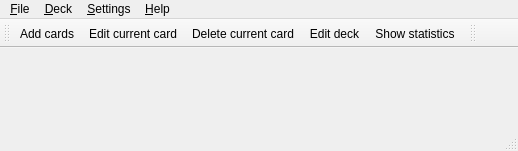
vasvlad/pomni, file mnemosyne/mnemosyne/pyqt_ui/main_window.ui: the form before one commit.
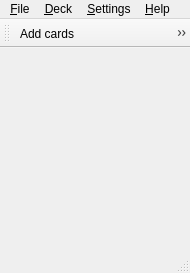
The form after the commit. Icons and pictures are not drawn.

Patch:
```diff
--- a/mnemosyne/mnemosyne/pyqt_ui/main_window.ui
+++ b/mnemosyne/mnemosyne/pyqt_ui/main_window.ui
@@ -5,8 +5,8 @@
    <rect>
     <x>0</x>
     <y>0</y>
-    <width>518</width>
-    <height>151</height>
+    <width>190</width>
+    <height>273</height>
    </rect>
   </property>
   <property name="sizePolicy" >
@@ -26,9 +26,9 @@
    <property name="geometry" >
     <rect>
      <x>0</x>
-     <y>59</y>
-     <width>518</width>
-     <height>71</height>
+     <y>67</y>
+     <width>190</width>
+     <height>185</height>
     </rect>
    </property>
   </widget>
@@ -37,7 +37,7 @@
     <rect>
      <x>0</x>
      <y>0</y>
-     <width>518</width>
+     <width>190</width>
      <height>28</height>
     </rect>
    </property>
@@ -94,8 +94,8 @@
    <property name="geometry" >
     <rect>
      <x>0</x>
-     <y>130</y>
-     <width>518</width>
+     <y>252</y>
+     <width>190</width>
      <height>21</height>
     </rect>
    </property>
@@ -105,8 +105,8 @@
     <rect>
      <x>0</x>
      <y>28</y>
-     <width>503</width>
-     <height>31</height>
+     <width>190</width>
+     <height>39</height>
     </rect>
    </property>
    <property name="windowTitle" >
@@ -124,25 +124,6 @@
    <addaction name="actionEditDeck" />
    <addaction name="actionShowStatistics" />
   </widget>
-  <widget class="QToolBar" name="toolBar_2" >
-   <property name="geometry" >
-    <rect>
-     <x>503</x>
-     <y>28</y>
-     <width>15</width>
-     <height>31</height>
-    </rect>
-   </property>
-   <property name="windowTitle" >
-    <string>toolBar_2</string>
-   </property>
-   <attribute name="toolBarArea" >
-    <enum>TopToolBarArea</enum>
-   </attribute>
-   <attribute name="toolBarBreak" >
-    <bool>false</bool>
-   </attribute>
-  </widget>
   <action name="actionActivateCategories" >
    <property name="text" >
     <string>Activate cate&amp;gories</string>
```
